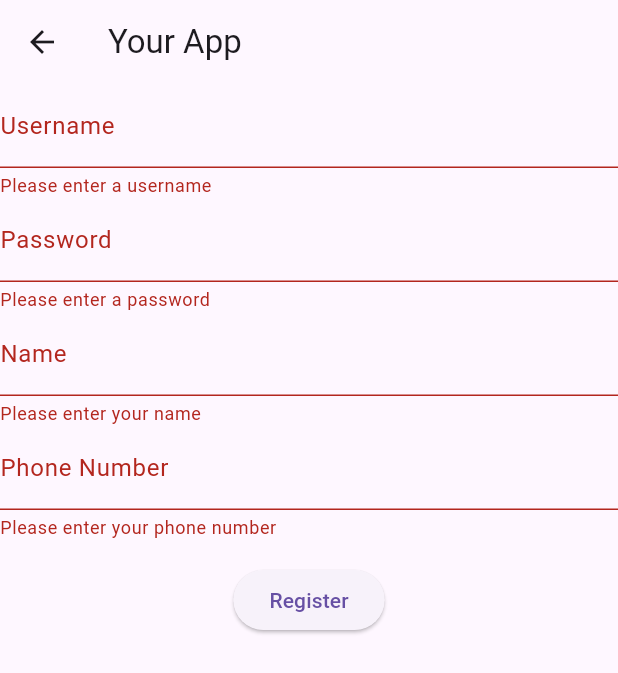
After one commit to Ramadhan-10/kegiatanmahasiswa_app, a Flutter app: the RegistrationForm screen opened directly, after a tap on "Register", on a phone screen of 412 x 824 dp. The commit adds this screen. Shown: the top 673 px of the screen. Run offline on Flutter 3.47's test engine with Material 3 defaults, Android fonts, the phone set to English and light mode, and no system bars; our stand-ins replace bloc, dio, equatable, file_picker, flutter_bloc, shared_preferences; accounts and stored records are empty.

Commit message:
update register

```diff
--- /dev/null
+++ b/lib/bloc/registration_bloc.dart
@@ -0,0 +1,33 @@
+import 'dart:async';
+import 'package:bloc/bloc.dart';
+import 'package:equatable/equatable.dart';
+import 'package:kegiatanmahasiswa_app/repository/login_repository.dart';
+
+part 'registration_event.dart';
+part 'registration_state.dart';
+
+class RegistrationBloc extends Bloc<RegistrationEvent, RegistrationState> {
+  final LoginRepository repository;
+
+  RegistrationBloc({required this.repository}) : super(RegistrationInitial()) {
+    on<RegisterUser>(_onRegisterUser);
+  }
+
+  void _onRegisterUser(
+      RegisterUser event, Emitter<RegistrationState> emit) async {
+    try {
+      emit(RegistrationLoading());
+
+      final response = await repository.register(
+        username: event.username,
+        password: event.password,
+        name: event.name,
+        notlp: event.notlp,
+      );
+
+      emit(RegistrationSuccess(response));
+    } catch (error) {
+      emit(RegistrationFailure(error.toString()));
+    }
+  }
+}
--- /dev/null
+++ b/lib/bloc/registration_event.dart
@@ -0,0 +1,22 @@
+part of 'registration_bloc.dart';
+
+abstract class RegistrationEvent extends Equatable {
+  const RegistrationEvent();
+}
+
+class RegisterUser extends RegistrationEvent {
+  final String username;
+  final String password;
+  final String name;
+  final String notlp;
+
+  RegisterUser({
+    required this.username,
+    required this.password,
+    required this.name,
+    required this.notlp,
+  });
+
+  @override
+  List<Object> get props => [username, password, name, notlp];
+}
--- /dev/null
+++ b/lib/bloc/registration_state.dart
@@ -0,0 +1,33 @@
+part of 'registration_bloc.dart';
+
+abstract class RegistrationState extends Equatable {
+  const RegistrationState();
+}
+
+class RegistrationInitial extends RegistrationState {
+  @override
+  List<Object> get props => [];
+}
+
+class RegistrationLoading extends RegistrationState {
+  @override
+  List<Object> get props => [];
+}
+
+class RegistrationSuccess extends RegistrationState {
+  final dynamic response;
+
+  RegistrationSuccess(this.response);
+
+  @override
+  List<Object> get props => [response];
+}
+
+class RegistrationFailure extends RegistrationState {
+  final String error;
+
+  RegistrationFailure(this.error);
+
+  @override
+  List<Object> get props => [error];
+}
--- /dev/null
+++ b/lib/layout/registration_form.dart
@@ -0,0 +1,131 @@
+import 'package:flutter/material.dart';
+import 'package:flutter_bloc/flutter_bloc.dart';
+import 'package:kegiatanmahasiswa_app/bloc/registration_bloc.dart';
+import 'package:kegiatanmahasiswa_app/layout/login.dart';
+
+class RegistrationForm extends StatefulWidget {
+  @override
+  _RegistrationFormState createState() => _RegistrationFormState();
+}
+
+class _RegistrationFormState extends State<RegistrationForm> {
+  final _formKey = GlobalKey<FormState>();
+  final _usernameController = TextEditingController();
+  final _passwordController = TextEditingController();
+  final _nameController = TextEditingController();
+  final _notlpController = TextEditingController();
+
+  @override
+  Widget build(BuildContext context) {
+    return BlocListener<RegistrationBloc, RegistrationState>(
+      listener: (context, state) {
+        if (state is RegistrationSuccess) {
+          // Handle success, e.g., navigate to another screen
+        } else if (state is RegistrationFailure) {
+          // Handle failure, e.g., show error message
+          ScaffoldMessenger.of(context).showSnackBar(
+            SnackBar(
+              content: Text(state.error),
+              duration: Duration(seconds: 2),
+            ),
+          );
+        }
+      },
+      child: BlocBuilder<RegistrationBloc, RegistrationState>(
+        builder: (context, state) {
+          return Scaffold(
+            appBar: AppBar(
+              title: Text('Your App'),
+            ),
+            body: Form(
+              key: _formKey,
+              child: Column(
+                children: [
+                  TextFormField(
+                    controller: _usernameController,
+                    decoration: InputDecoration(labelText: 'Username'),
+                    validator: (value) {
+                      if (value == null || value.isEmpty) {
+                        return 'Please enter a username';
+                      }
+                      return null;
+                    },
+                  ),
+                  TextFormField(
+                    controller: _passwordController,
+                    decoration: InputDecoration(labelText: 'Password'),
+                    obscureText: true,
+                    validator: (value) {
+                      if (value == null || value.isEmpty) {
+                        return 'Please enter a password';
+                      }
+                      return null;
+                    },
+                  ),
+                  TextFormField(
+                    controller: _nameController,
+                    decoration: InputDecoration(labelText: 'Name'),
+                    validator: (value) {
+                      if (value == null || value.isEmpty) {
+                        return 'Please enter your name';
+                      }
+                      return null;
+                    },
+                  ),
+                  TextFormField(
+                    controller: _notlpController,
+                    decoration: InputDecoration(labelText: 'Phone Number'),
+                    validator: (value) {
+                      if (value == null || value.isEmpty) {
+                        return 'Please enter your phone number';
+                      }
+                      return null;
+                    },
+                  ),
+                  SizedBox(height: 16),
+                  ElevatedButton(
+                    onPressed: () {
+                      if (_formKey.currentState?.validate() ?? false) {
+                        // Form is valid, trigger registration event
+                        BlocProvider.of<RegistrationBloc>(context).add(
+                          RegisterUser(
+                            username: _usernameController.text,
+                            password: _passwordController.text,
+                            name: _nameController.text,
+                            notlp: _notlpController.text,
+                          ),
+                        );
+                        showDialog<void>(
+                          context: context,
+                          builder: (BuildContext context) {
+                            return AlertDialog(
+                              title: const Text('Berhasil'),
+                              content: const Text('Informasi telah dipost'),
+                              actions: <Widget>[
+                                TextButton(
+                                  style: TextButton.styleFrom(
+                                    textStyle:
+                                        Theme.of(context).textTheme.labelLarge,
+                                  ),
+                                  child: const Text('OK'),
+                                  onPressed: () {
+                                    Navigator.of(context).pop();
+                                  },
+                                ),
+                              ],
+                            );
+                          },
+                        );
+                      }
+                    },
+                    child: Text('Register'),
+                  ),
+                ],
+              ),
+            ),
+          );
+        },
+      ),
+    );
+  }
+}
--- a/lib/repository/login_repository.dart
+++ b/lib/repository/login_repository.dart
@@ -47,7 +47,7 @@ class LoginRepository extends Repository {
     return repoResponse;
   }
 
-  Future regist(
+  Future register(
       {required String username,
       required String password,
       required String name,
```
Also changed, not shown: lib/layout/login.dart (+12 -0 lines), lib/main.dart (+5 -88 lines).
